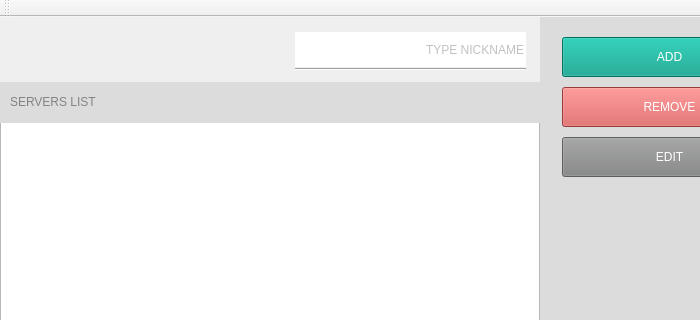
The window that ClientApplication/VirtualShutterClient/mainwindow.ui (bojakowsky/VirtualShutterProject-VoiceCommunicator) describes before a commit, drawn with Qt 5; both pictures show x 0 to 700 and y 0 to 320 of the 800 by 492 pixel window.
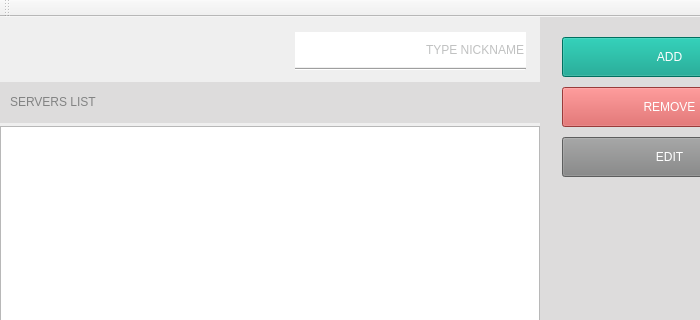
The same window after the commit. Icons and pictures are not drawn.

Commit message: Added dialog, tested some stuff, added ApplicationManager class

```diff
--- a/ClientApplication/VirtualShutterClient/mainwindow.ui
+++ b/ClientApplication/VirtualShutterClient/mainwindow.ui
@@ -216,13 +216,13 @@
      </property>
     </widget>
    </widget>
-   <widget class="QListView" name="listView">
+   <widget class="QListWidget" name="serverListWidget">
     <property name="geometry">
      <rect>
       <x>0</x>
-      <y>99</y>
+      <y>109</y>
       <width>540</width>
-      <height>331</height>
+      <height>321</height>
      </rect>
     </property>
    </widget>
```
Left out of the diff: 16 changed lines with no effect on the pictures. The commit also changes 33 other files.
